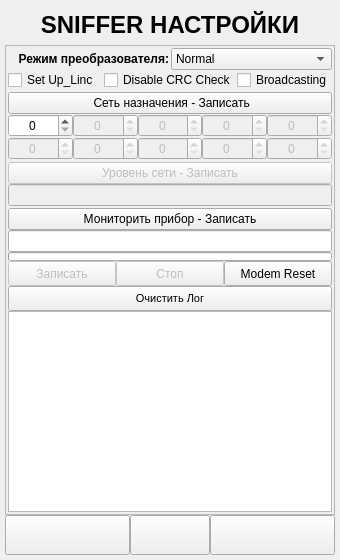
Above: ANDROID_FORMS/sniffer_settings_form.ui from DavidSiegman/PLC_RF_Configurator before the change. Below: the same form after it.
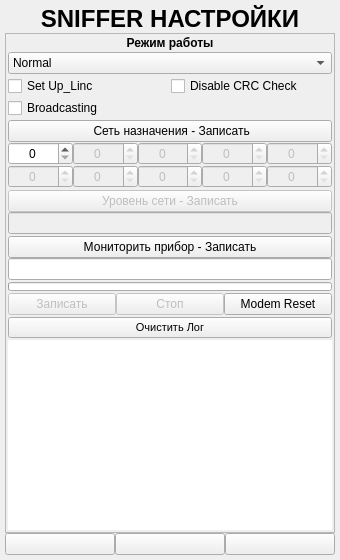
That is the form after the change. Icons and pictures are not drawn.

Commit message: 25.11.2018 20:12: Resize, Design, Sniffer mode

Patch:
```diff
--- a/ANDROID_FORMS/sniffer_settings_form.ui
+++ b/ANDROID_FORMS/sniffer_settings_form.ui
@@ -13,7 +13,7 @@
   <property name="windowTitle">
    <string>Form</string>
   </property>
-  <layout class="QVBoxLayout" name="verticalLayout_7">
+  <layout class="QVBoxLayout" name="verticalLayout_3">
    <property name="spacing">
     <number>0</number>
    </property>
@@ -37,7 +37,7 @@
      <item>
       <widget class="QLabel" name="label_1">
        <property name="sizePolicy">
-        <sizepolicy hsizetype="Minimum" vsizetype="Minimum">
+        <sizepolicy hsizetype="Expanding" vsizetype="Minimum">
          <horstretch>0</horstretch>
          <verstretch>0</verstretch>
         </sizepolicy>
@@ -45,7 +45,7 @@
        <property name="minimumSize">
         <size>
          <width>0</width>
-         <height>40</height>
+         <height>0</height>
         </size>
        </property>
        <property name="font">
@@ -79,13 +79,13 @@
        <rect>
         <x>0</x>
         <y>0</y>
-        <width>316</width>
-        <height>478</height>
+        <width>328</width>
+        <height>466</height>
        </rect>
       </property>
       <layout class="QVBoxLayout" name="verticalLayout_2">
        <property name="spacing">
-        <number>0</number>
+        <number>2</number>
        </property>
        <property name="leftMargin">
         <number>2</number>
@@ -97,40 +97,12 @@
         <number>2</number>
        </property>
        <property name="bottomMargin">
-        <number>2</number>
-       </property>
-       <item>
-        <widget class="QWidget" name="SettingsWidget" native="true">
-         <layout class="QVBoxLayout" name="verticalLayout_6">
-          <property name="spacing">
-           <number>2</number>
-          </property>
-          <property name="leftMargin">
-           <number>0</number>
-          </property>
-          <property name="topMargin">
-           <number>0</number>
-          </property>
-          <property name="rightMargin">
-           <number>0</number>
-          </property>
-          <property name="bottomMargin">
-           <number>0</number>
-          </property>
-          <item>
-           <layout class="QVBoxLayout" name="verticalLayout_3">
-            <property name="spacing">
-             <number>0</number>
-            </property>
-            <item>
-             <layout class="QHBoxLayout" name="horizontalLayout_46">
-              <property name="spacing">
                <number>2</number>
               </property>
               <item>
                <widget class="QLabel" name="label_2">
                 <property name="sizePolicy">
-                 <sizepolicy hsizetype="Minimum" vsizetype="Minimum">
+          <sizepolicy hsizetype="Expanding" vsizetype="Minimum">
                   <horstretch>0</horstretch>
                   <verstretch>0</verstretch>
                  </sizepolicy>
@@ -143,17 +115,17 @@
                  </font>
                 </property>
                 <property name="text">
-                 <string>Режим преобразователя:</string>
+          <string>Режим работы</string>
                 </property>
                 <property name="alignment">
-                 <set>Qt::AlignRight|Qt::AlignTrailing|Qt::AlignVCenter</set>
+          <set>Qt::AlignCenter</set>
                 </property>
                </widget>
               </item>
               <item>
                <widget class="QComboBox" name="Sniffer_Mode">
                 <property name="sizePolicy">
-                 <sizepolicy hsizetype="Minimum" vsizetype="Minimum">
+          <sizepolicy hsizetype="Expanding" vsizetype="Minimum">
                   <horstretch>0</horstretch>
                   <verstretch>0</verstretch>
                  </sizepolicy>
@@ -180,14 +152,15 @@
                 </item>
                </widget>
               </item>
-             </layout>
-            </item>
             <item>
-             <layout class="QHBoxLayout" name="horizontalLayout_2">
-              <item>
+        <layout class="QGridLayout" name="gridLayout">
+         <property name="spacing">
+          <number>2</number>
+         </property>
+         <item row="1" column="0">
                <widget class="QCheckBox" name="Up_Link">
                 <property name="sizePolicy">
-                 <sizepolicy hsizetype="Minimum" vsizetype="Minimum">
+            <sizepolicy hsizetype="Expanding" vsizetype="Minimum">
                   <horstretch>0</horstretch>
                   <verstretch>0</verstretch>
                  </sizepolicy>
@@ -204,10 +177,10 @@
                 </property>
                </widget>
               </item>
-              <item>
+         <item row="1" column="1">
                <widget class="QCheckBox" name="Disable_CRC">
                 <property name="sizePolicy">
-                 <sizepolicy hsizetype="Minimum" vsizetype="Minimum">
+            <sizepolicy hsizetype="Expanding" vsizetype="Minimum">
                   <horstretch>0</horstretch>
                   <verstretch>0</verstretch>
                  </sizepolicy>
@@ -224,10 +197,10 @@
                 </property>
                </widget>
               </item>
-              <item>
+         <item row="2" column="0">
                <widget class="QCheckBox" name="Broadcasting">
                 <property name="sizePolicy">
-                 <sizepolicy hsizetype="Minimum" vsizetype="Minimum">
+            <sizepolicy hsizetype="Expanding" vsizetype="Minimum">
                   <horstretch>0</horstretch>
                   <verstretch>0</verstretch>
                  </sizepolicy>
@@ -246,8 +219,24 @@
               </item>
              </layout>
             </item>
-           </layout>
-          </item>
+       <item>
+        <widget class="QWidget" name="SettingsWidget" native="true">
+         <layout class="QVBoxLayout" name="verticalLayout_6">
+          <property name="spacing">
+           <number>2</number>
+          </property>
+          <property name="leftMargin">
+           <number>0</number>
+          </property>
+          <property name="topMargin">
+           <number>0</number>
+          </property>
+          <property name="rightMargin">
+           <number>0</number>
+          </property>
+          <property name="bottomMargin">
+           <number>0</number>
+          </property>
           <item>
            <layout class="QVBoxLayout" name="verticalLayout">
             <property name="spacing">
@@ -255,20 +244,23 @@
             </property>
             <item>
              <widget class="QPushButton" name="SetDestinationMASK">
+              <property name="sizePolicy">
+               <sizepolicy hsizetype="Expanding" vsizetype="Minimum">
+                <horstretch>0</horstretch>
+                <verstretch>0</verstretch>
+               </sizepolicy>
+              </property>
               <property name="text">
                <string> Сеть назначения - Записать</string>
               </property>
              </widget>
             </item>
             <item>
-             <layout class="QHBoxLayout" name="horizontalLayout_13">
-              <property name="spacing">
-               <number>0</number>
-              </property>
-              <item>
+             <layout class="QGridLayout" name="gridLayout_2">
+              <item row="0" column="0">
                <widget class="QSpinBox" name="LVL0">
                 <property name="sizePolicy">
-                 <sizepolicy hsizetype="Minimum" vsizetype="Minimum">
+                 <sizepolicy hsizetype="Expanding" vsizetype="Minimum">
                   <horstretch>0</horstretch>
                   <verstretch>0</verstretch>
                  </sizepolicy>
@@ -276,7 +268,7 @@
                 <property name="minimumSize">
                  <size>
                   <width>0</width>
-                  <height>20</height>
+                  <height>0</height>
                  </size>
                 </property>
                 <property name="font">
@@ -292,13 +284,13 @@
                 </property>
                </widget>
               </item>
-              <item>
+              <item row="0" column="1">
                <widget class="QSpinBox" name="LVL1">
                 <property name="enabled">
                  <bool>false</bool>
                 </property>
                 <property name="sizePolicy">
-                 <sizepolicy hsizetype="Minimum" vsizetype="Minimum">
+                 <sizepolicy hsizetype="Expanding" vsizetype="Minimum">
                   <horstretch>0</horstretch>
                   <verstretch>0</verstretch>
                  </sizepolicy>
@@ -306,7 +298,7 @@
                 <property name="minimumSize">
                  <size>
                   <width>0</width>
-                  <height>20</height>
+                  <height>0</height>
                  </size>
                 </property>
                 <property name="font">
@@ -322,13 +314,13 @@
                 </property>
                </widget>
               </item>
-              <item>
+              <item row="0" column="2">
                <widget class="QSpinBox" name="LVL2">
                 <property name="enabled">
                  <bool>false</bool>
                 </property>
                 <property name="sizePolicy">
-                 <sizepolicy hsizetype="Minimum" vsizetype="Minimum">
+                 <sizepolicy hsizetype="Expanding" vsizetype="Minimum">
                   <horstretch>0</horstretch>
                   <verstretch>0</verstretch>
                  </sizepolicy>
@@ -336,7 +328,7 @@
                 <property name="minimumSize">
                  <size>
                   <width>0</width>
-                  <height>20</height>
+                  <height>0</height>
                  </size>
                 </property>
                 <property name="font">
@@ -352,43 +344,13 @@
                 </property>
                </widget>
               </item>
-              <item>
-               <widget class="QSpinBox" name="LVL3">
-                <property name="enabled">
-                 <bool>false</bool>
-                </property>
-                <property name="sizePolicy">
-                 <sizepolicy hsizetype="Minimum" vsizetype="Minimum">
-                  <horstretch>0</horstretch>
-                  <verstretch>0</verstretch>
-                 </sizepolicy>
-                </property>
-                <property name="minimumSize">
-                 <size>
-                  <width>0</width>
-                  <height>20</height>
-                 </size>
-                </property>
-                <property name="font">
-                 <font>
-                  <family>Microsoft YaHei UI</family>
-                 </font>
-                </property>
-                <property name="alignment">
-                 <set>Qt::AlignCenter</set>
-                </property>
-                <property name="maximum">
-                 <number>15</number>
-                </property>
-               </widget>
-              </item>
-              <item>
+              <item row="0" column="4">
                <widget class="QSpinBox" name="LVL4">
                 <property name="enabled">
                  <bool>false</bool>
                 </property>
                 <property name="sizePolicy">
-                 <sizepolicy hsizetype="Minimum" vsizetype="Minimum">
+                 <sizepolicy hsizetype="Expanding" vsizetype="Minimum">
                   <horstretch>0</horstretch>
                   <verstretch>0</verstretch>
                  </sizepolicy>
@@ -396,7 +358,7 @@
                 <property name="minimumSize">
                  <size>
                   <width>0</width>
-                  <height>20</height>
+                  <height>0</height>
                  </size>
                 </property>
                 <property name="font">
@@ -412,20 +374,43 @@
                 </property>
                </widget>
               </item>
-             </layout>
-            </item>
-            <item>
-             <layout class="QHBoxLayout" name="horizontalLayout_3">
-              <property name="spacing">
-               <number>0</number>
-              </property>
-              <item>
+              <item row="0" column="3">
+               <widget class="QSpinBox" name="LVL3">
+                <property name="enabled">
+                 <bool>false</bool>
+                </property>
+                <property name="sizePolicy">
+                 <sizepolicy hsizetype="Expanding" vsizetype="Minimum">
+                  <horstretch>0</horstretch>
+                  <verstretch>0</verstretch>
+                 </sizepolicy>
+                </property>
+                <property name="minimumSize">
+                 <size>
+                  <width>0</width>
+                  <height>0</height>
+                 </size>
+                </property>
+                <property name="font">
+                 <font>
+                  <family>Microsoft YaHei UI</family>
+                 </font>
+                </property>
+                <property name="alignment">
+                 <set>Qt::AlignCenter</set>
+                </property>
+                <property name="maximum">
+                 <number>15</number>
+                </property>
+               </widget>
+              </item>
+              <item row="1" column="0">
                <widget class="QSpinBox" name="LVL5">
                 <property name="enabled">
                  <bool>false</bool>
                 </property>
                 <property name="sizePolicy">
-                 <sizepolicy hsizetype="Minimum" vsizetype="Minimum">
+                 <sizepolicy hsizetype="Expanding" vsizetype="Minimum">
                   <horstretch>0</horstretch>
                   <verstretch>0</verstretch>
                  </sizepolicy>
@@ -433,7 +418,7 @@
                 <property name="minimumSize">
                  <size>
                   <width>0</width>
-                  <height>20</height>
+                  <height>0</height>
                  </size>
                 </property>
                 <property name="font">
@@ -449,13 +434,13 @@
                 </property>
                </widget>
               </item>
-              <item>
+              <item row="1" column="1">
                <widget class="QSpinBox" name="LVL6">
                 <property name="enabled">
                  <bool>false</bool>
                 </property>
                 <property name="sizePolicy">
-                 <sizepolicy hsizetype="Minimum" vsizetype="Minimum">
+                 <sizepolicy hsizetype="Expanding" vsizetype="Minimum">
                   <horstretch>0</horstretch>
                   <verstretch>0</verstretch>
                  </sizepolicy>
@@ -463,7 +448,7 @@
                 <property name="minimumSize">
                  <size>
                   <width>0</width>
-                  <height>20</height>
+                  <height>0</height>
                  </size>
                 </property>
                 <property name="font">
@@ -479,13 +464,13 @@
                 </property>
                </widget>
               </item>
-              <item>
+              <item row="1" column="2">
                <widget class="QSpinBox" name="LVL7">
                 <property name="enabled">
                  <bool>false</bool>
                 </property>
                 <property name="sizePolicy">
-                 <sizepolicy hsizetype="Minimum" vsizetype="Minimum">
+                 <sizepolicy hsizetype="Expanding" vsizetype="Minimum">
                   <horstretch>0</horstretch>
                   <verstretch>0</verstretch>
                  </sizepolicy>
@@ -493,7 +478,7 @@
                 <property name="minimumSize">
                  <size>
                   <width>0</width>
-                  <height>20</height>
+                  <height>0</height>
                  </size>
                 </property>
                 <property name="font">
@@ -509,13 +494,13 @@
                 </property>
                </widget>
               </item>
-              <item>
+              <item row="1" column="3">
                <widget class="QSpinBox" name="LVL8">
                 <property name="enabled">
                  <bool>false</bool>
                 </property>
                 <property name="sizePolicy">
-                 <sizepolicy hsizetype="Minimum" vsizetype="Minimum">
+                 <sizepolicy hsizetype="Expanding" vsizetype="Minimum">
                   <horstretch>0</horstretch>
                   <verstretch>0</verstretch>
                  </sizepolicy>
@@ -523,7 +508,7 @@
                 <property name="minimumSize">
                  <size>
                   <width>0</width>
-                  <height>20</height>
+                  <height>0</height>
                  </size>
                 </property>
                 <property name="font">
@@ -539,13 +524,13 @@
                 </property>
                </widget>
               </item>
-              <item>
+              <item row="1" column="4">
                <widget class="QSpinBox" name="LVL9">
                 <property name="enabled">
                  <bool>false</bool>
                 </property>
                 <property name="sizePolicy">
-                 <sizepolicy hsizetype="Minimum" vsizetype="Minimum">
+                 <sizepolicy hsizetype="Expanding" vsizetype="Minimum">
                   <horstretch>0</horstretch>
                   <verstretch>0</verstretch>
                  </sizepolicy>
@@ -553,7 +538,7 @@
                 <property name="minimumSize">
                  <size>
                   <width>0</width>
-                  <height>20</height>
+                  <height>0</height>
                  </size>
                 </property>
                 <property name="font">
@@ -583,6 +568,18 @@
               <property name="enabled">
                <bool>false</bool>
               </property>
+              <property name="sizePolicy">
+               <sizepolicy hsizetype="Expanding" vsizetype="Minimum">
+                <horstretch>0</horstretch>
+                <verstretch>0</verstretch>
+               </sizepolicy>
+              </property>
+              <property name="minimumSize">
+               <size>
+                <width>0</width>
+                <height>0</height>
+               </size>
+              </property>
               <property name="text">
                <string>Уровень сети - Записать</string>
               </property>
@@ -594,7 +591,7 @@
                <bool>false</bool>
               </property>
               <property name="sizePolicy">
-               <sizepolicy hsizetype="Minimum" vsizetype="Minimum">
+               <sizepolicy hsizetype="Expanding" vsizetype="Minimum">
                 <horstretch>0</horstretch>
                 <verstretch>0</verstretch>
                </sizepolicy>
@@ -602,7 +599,7 @@
               <property name="minimumSize">
                <size>
                 <width>0</width>
-                <height>20</height>
+                <height>0</height>
                </size>
               </property>
               <property name="maximumSize">
@@ -630,6 +627,18 @@
             </property>
             <item>
              <widget class="QPushButton" name="SetDeviceMonitorSN">
+              <property name="sizePolicy">
+               <sizepolicy hsizetype="Expanding" vsizetype="Minimum">
+                <horstretch>0</horstretch>
+                <verstretch>0</verstretch>
+               </sizepolicy>
+              </property>
+              <property name="minimumSize">
+               <size>
+                <width>0</width>
+                <height>0</height>
+               </size>
+              </property>
               <property name="text">
                <string>Мониторить прибор - Записать</string>
               </property>
@@ -641,7 +650,7 @@
                <bool>true</bool>
               </property>
               <property name="sizePolicy">
-               <sizepolicy hsizetype="Minimum" vsizetype="Minimum">
+               <sizepolicy hsizetype="Expanding" vsizetype="Minimum">
                 <horstretch>0</horstretch>
                 <verstretch>0</verstretch>
                </sizepolicy>
@@ -649,7 +658,7 @@
               <property name="minimumSize">
                <size>
                 <width>0</width>
-                <height>20</height>
+                <height>0</height>
                </size>
               </property>
               <property name="maximumSize">
@@ -709,7 +718,7 @@
             <bool>false</bool>
            </property>
            <property name="sizePolicy">
-            <sizepolicy hsizetype="Minimum" vsizetype="Minimum">
+            <sizepolicy hsizetype="Expanding" vsizetype="Minimum">
              <horstretch>0</horstretch>
              <verstretch>0</verstretch>
             </sizepolicy>
@@ -717,7 +726,7 @@
            <property name="minimumSize">
             <size>
              <width>0</width>
-             <height>25</height>
+             <height>0</height>
             </size>
            </property>
            <property name="font">
@@ -736,7 +745,7 @@
             <bool>false</bool>
            </property>
            <property name="sizePolicy">
-            <sizepolicy hsizetype="Minimum" vsizetype="Minimum">
+            <sizepolicy hsizetype="Expanding" vsizetype="Minimum">
              <horstretch>0</horstretch>
              <verstretch>0</verstretch>
             </sizepolicy>
@@ -744,7 +753,7 @@
            <property name="minimumSize">
             <size>
              <width>0</width>
-             <height>25</height>
+             <height>0</height>
             </size>
            </property>
            <property name="font">
@@ -760,7 +769,7 @@
          <item>
           <widget class="QPushButton" name="Reset">
            <property name="sizePolicy">
-            <sizepolicy hsizetype="Minimum" vsizetype="Minimum">
+            <sizepolicy hsizetype="Expanding" vsizetype="Minimum">
              <horstretch>0</horstretch>
              <verstretch>0</verstretch>
             </sizepolicy>
@@ -768,7 +777,7 @@
            <property name="minimumSize">
             <size>
              <width>0</width>
-             <height>25</height>
+             <height>0</height>
             </size>
            </property>
            <property name="font">
@@ -785,10 +794,16 @@
        </item>
        <item>
         <widget class="QPushButton" name="ClearConsole">
+         <property name="sizePolicy">
+          <sizepolicy hsizetype="Expanding" vsizetype="Minimum">
+           <horstretch>0</horstretch>
+           <verstretch>0</verstretch>
+          </sizepolicy>
+         </property>
          <property name="minimumSize">
           <size>
            <width>0</width>
-           <height>25</height>
+           <height>0</height>
           </size>
          </property>
          <property name="font">
@@ -807,7 +822,7 @@
          <property name="minimumSize">
           <size>
            <width>0</width>
-           <height>200</height>
+           <height>0</height>
           </size>
          </property>
          <property name="font">
@@ -815,6 +830,9 @@
            <pointsize>7</pointsize>
           </font>
          </property>
+         <property name="styleSheet">
+          <string notr="true">border: none;</string>
+         </property>
         </widget>
        </item>
       </layout>
@@ -829,7 +847,7 @@
      <item>
       <widget class="QPushButton" name="Back">
        <property name="sizePolicy">
-        <sizepolicy hsizetype="Minimum" vsizetype="Minimum">
+        <sizepolicy hsizetype="Expanding" vsizetype="Minimum">
          <horstretch>0</horstretch>
          <verstretch>0</verstretch>
         </sizepolicy>
@@ -837,7 +855,13 @@
        <property name="minimumSize">
         <size>
          <width>0</width>
-         <height>40</height>
+         <height>0</height>
+        </size>
+       </property>
+       <property name="maximumSize">
+        <size>
+         <width>16777215</width>
+         <height>16777215</height>
         </size>
        </property>
        <property name="text">
@@ -858,7 +882,7 @@
      <item>
       <widget class="QPushButton" name="btnSettings">
        <property name="sizePolicy">
-        <sizepolicy hsizetype="Minimum" vsizetype="Minimum">
+        <sizepolicy hsizetype="Expanding" vsizetype="Minimum">
          <horstretch>0</horstretch>
          <verstretch>0</verstretch>
         </sizepolicy>
@@ -866,12 +890,12 @@
        <property name="minimumSize">
         <size>
          <width>40</width>
-         <height>40</height>
+         <height>0</height>
         </size>
        </property>
        <property name="maximumSize">
         <size>
-         <width>80</width>
+         <width>16777215</width>
          <height>16777215</height>
         </size>
        </property>
@@ -896,7 +920,7 @@
      <item>
       <widget class="QPushButton" name="Next">
        <property name="sizePolicy">
-        <sizepolicy hsizetype="Minimum" vsizetype="Minimum">
+        <sizepolicy hsizetype="Expanding" vsizetype="Minimum">
          <horstretch>0</horstretch>
          <verstretch>0</verstretch>
         </sizepolicy>
@@ -904,7 +928,13 @@
        <property name="minimumSize">
         <size>
          <width>0</width>
-         <height>40</height>
+         <height>0</height>
+        </size>
+       </property>
+       <property name="maximumSize">
+        <size>
+         <width>16777215</width>
+         <height>16777215</height>
         </size>
        </property>
        <property name="text">
```
Lines whose indentation alone changed are shown as unchanged. The commit also changes 27 other files.
